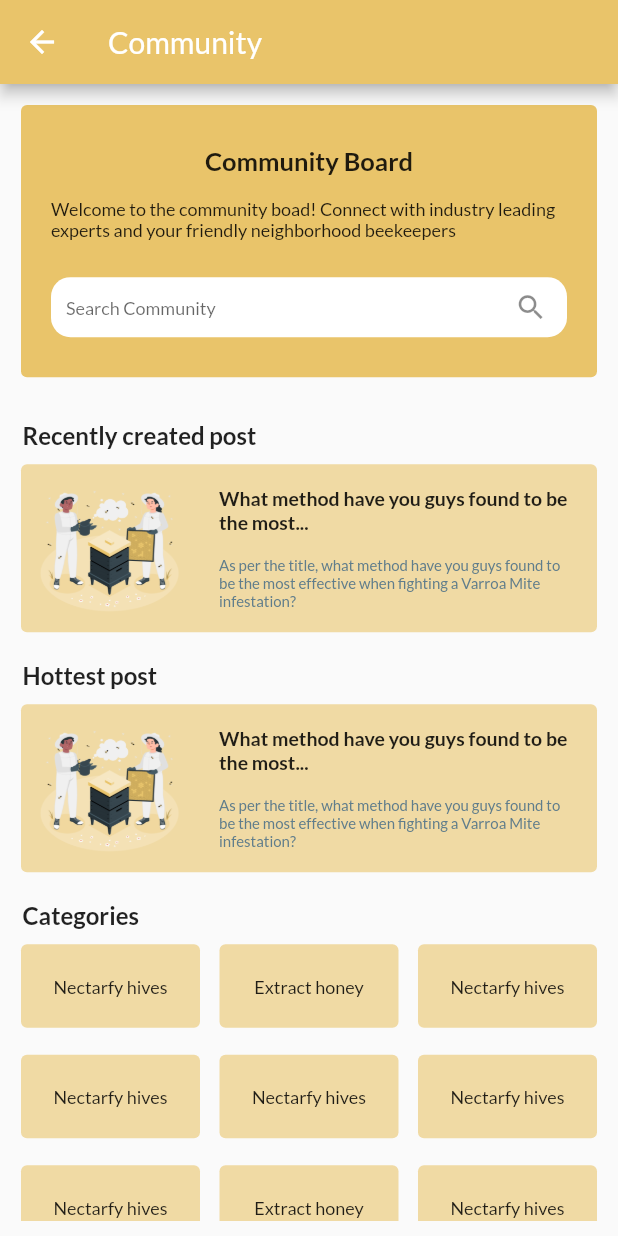
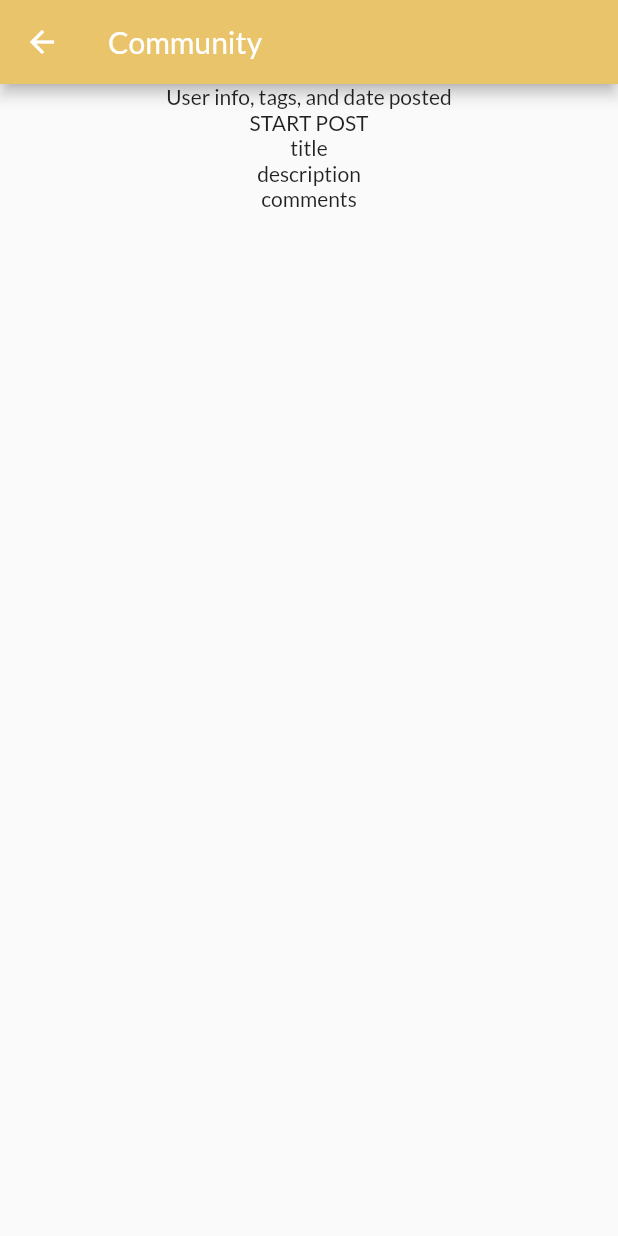
Before and after one commit to leowei31/nectarfy-app, a Flutter app: the CommunityModule screen opened directly, after a tap on "Recently created post", on a phone screen of 412 x 824 dp. Run offline on Flutter 3.47's test engine with Material 2 defaults, Android fonts, the phone set to English and light mode, and no system bars.

Commit message:
initial models for user, post and comment

```diff
--- /dev/null
+++ b/app/lib/model/comment.dart
@@ -0,0 +1,15 @@
+import './user.dart';
+
+class Comment {
+  final User user;
+  final String comment;
+
+  Comment({
+    required this.user,
+    required this.comment,
+  });
+
+  User getUser() => user;
+  String getComment() => comment;
+
+}
--- /dev/null
+++ b/app/lib/model/post.dart
@@ -0,0 +1,28 @@
+import './user.dart';
+import './comment.dart';
+
+class Post {
+
+  final User user;
+  final String title;
+  final String description;
+  final DateTime datePosted;
+  final num numOfLikes;
+  final List<Comment> comments;
+
+  Post({
+    required this.user,
+    required this.title,
+    required this.description,
+    required this.datePosted,
+    required this.numOfLikes,
+    required this.comments,
+  });
+
+  User getUser() => user;
+  String getTitle() => title;
+  String getDescription() => description;
+  DateTime getDatePosted() => datePosted;
+  num getNumOfLikes() => numOfLikes;
+  List<Comment> getComments() => comments;
+}
--- /dev/null
+++ b/app/lib/model/user.dart
@@ -0,0 +1,19 @@
+class User {
+
+  final String userId;
+  final String firstName;
+  final String lastName;
+  // Image profilePic = ;
+
+  User({
+    required this.userId,
+    required this.firstName,
+    required this.lastName,
+    // this.profilePic,
+
+  });
+
+  String getUserId() => userId;
+  String getFirstName() => firstName;
+  String getLastName() => lastName;
+}
--- a/app/lib/views/community_module.dart
+++ b/app/lib/views/community_module.dart
@@ -3,6 +3,7 @@ import 'package:flutter/material.dart';
 import '../widgets/community_module/community_board.dart';
 import '../widgets/community_module/featured_post.dart';
 import '../widgets/community_module/categories.dart';
+import './individual_post.dart';
 
 class CommunityModule extends StatelessWidget {
   const CommunityModule({Key? key}) : super(key: key);
@@ -15,6 +16,11 @@ class CommunityModule extends StatelessWidget {
     void _handlePost(String title, String description) {
       print('Title: $title');
       print('Description: $description');
+
+      Navigator.push(
+        context,
+        MaterialPageRoute(builder: (context) => const IndividualPost())
+      );
     }
 
     void _handleCategory(String title) {
--- /dev/null
+++ b/app/lib/views/individual_post.dart
@@ -0,0 +1,28 @@
+import 'package:flutter/material.dart';
+
+class IndividualPost extends StatelessWidget {
+
+
+  const IndividualPost({ Key? key }) : super(key: key);
+
+  @override
+  Widget build(BuildContext context) {
+    return Scaffold(
+      appBar: AppBar(
+        title: const Text("Community"),
+        backgroundColor: Theme.of(context).primaryColor,
+      ),
+      body: Center(
+        child: Column(
+          children: const <Widget>[
+            Text("User info, tags, and date posted"),
+            Text("START POST"),
+            Text("title"),
+            Text("description"),
+            Text("comments"),
+          ],
+        ),
+      ),
+    );
+  }
+}
```
